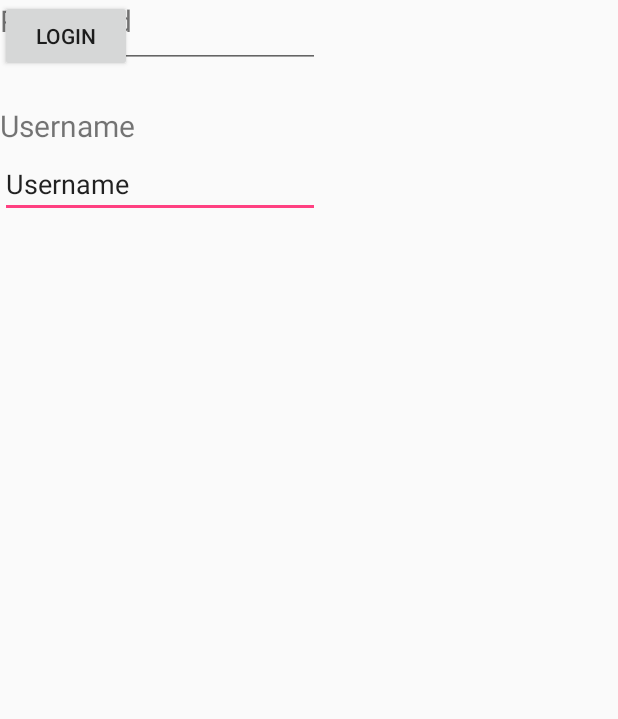
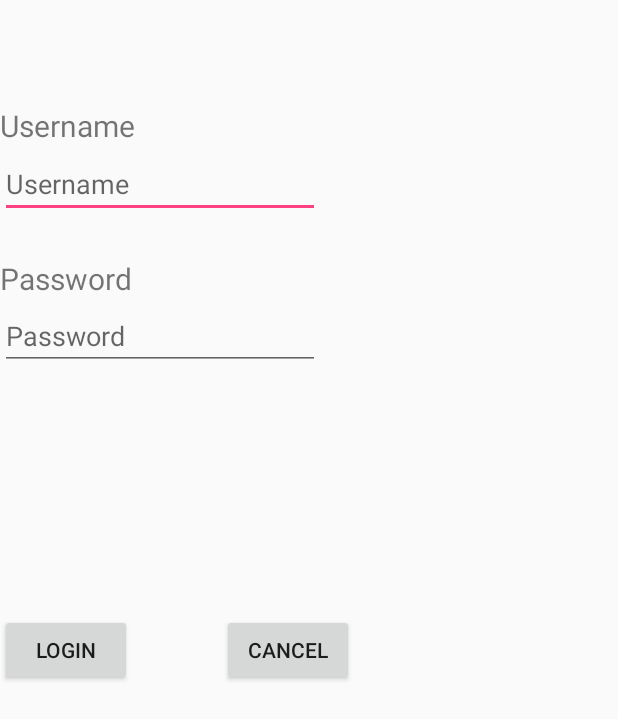
Before and after one commit to JAGAD51/BuzzShelter, an Android app: the LoginActivity screen opened directly, with no data from a screen before it, on a phone screen of 412 x 824 dp. Shown: the top 719 px of the screen. Run offline under Robolectric (Android 15) with nearby library versions, the phone set to English and light mode, and no system bars.

Commit message:
finished login/logout for M4
finished user/password verification and login/logout features

```diff
--- a/app/src/main/AndroidManifest.xml
+++ b/app/src/main/AndroidManifest.xml
@@ -30,6 +30,7 @@
                 android:name="android.support.PARENT_ACTIVITY"
                 android:value="com.example.tonyzhang.buzzshelter.Controllers.WelcomeActivity" />
         </activity>
+        <activity android:name=".Controllers.MainActivity"></activity>
     </application>
 
 </manifest>
--- a/app/src/main/java/com/example/tonyzhang/buzzshelter/Controllers/LoginActivity.java
+++ b/app/src/main/java/com/example/tonyzhang/buzzshelter/Controllers/LoginActivity.java
@@ -1,11 +1,16 @@
 package com.example.tonyzhang.buzzshelter.Controllers;
 
+import android.content.Intent;
 import android.os.Bundle;
 import android.support.design.widget.FloatingActionButton;
 import android.support.design.widget.Snackbar;
 import android.support.v7.app.AppCompatActivity;
 import android.support.v7.widget.Toolbar;
 import android.view.View;
+import android.widget.Button;
+import android.widget.EditText;
+import android.widget.TextView;
+import android.widget.Toast;
 
 import com.example.tonyzhang.buzzshelter.R;
 
@@ -16,6 +21,34 @@ public class LoginActivity extends AppCompatActivity {
         super.onCreate(savedInstanceState);
         setContentView(R.layout.activity_login);
 
+        Button login = (Button) findViewById(R.id.login_button);
+        Button cancel = (Button) findViewById(R.id.cancel);
+        final EditText username = findViewById(R.id.username);
+        final EditText password = findViewById(R.id.password);
+
+        login.setOnClickListener(new View.OnClickListener() {
+            @Override
+            public void onClick(View v) {
+                if(username.getText().toString().equals("user") &&
+                        password.getText().toString().equals("pass")) {
+                    Toast.makeText(getApplicationContext(), "Redirecting...",Toast.LENGTH_SHORT).show();
+                            Intent intent = new Intent(getBaseContext(), MainActivity.class);
+                            startActivity(intent);
+                            finish();
+                } else {
+                    Toast.makeText(getApplicationContext(), "The username or password is not correct",Toast.LENGTH_SHORT).show();
+                }
+            }
+        });
+
+        cancel.setOnClickListener(new View.OnClickListener() {
+            @Override
+            public void onClick(View v) {
+                finish();
+            }
+        });
+    }
+
 //        FloatingActionButton fab = (FloatingActionButton) findViewById(R.id.fab);
 //        fab.setOnClickListener(new View.OnClickListener() {
 //            @Override
@@ -25,6 +58,4 @@ public class LoginActivity extends AppCompatActivity {
 //            }
 //        });
 //        getSupportActionBar().setDisplayHomeAsUpEnabled(true);
-    }
-
 }
--- a/app/src/main/res/layout/activity_login.xml
+++ b/app/src/main/res/layout/activity_login.xml
@@ -22,6 +22,7 @@
 
     <EditText
         android:id="@+id/username"
+        android:hint="Username"
         android:layout_width="wrap_content"
         android:layout_height="wrap_content"
         android:layout_margin="100dp"
@@ -29,7 +30,6 @@
         android:layout_marginTop="70dp"
         android:ems="10"
         android:inputType="textPersonName"
-        android:text="Username"
         app:layout_constraintBottom_toBottomOf="parent"
         app:layout_constraintTop_toTopOf="parent"
         app:layout_constraintVertical_bias="0.0"
@@ -39,28 +39,40 @@
         android:id="@+id/textView3"
         android:layout_width="wrap_content"
         android:layout_height="wrap_content"
+        android:layout_marginBottom="8dp"
+        android:layout_marginTop="172dp"
         android:text="Password"
         android:textSize="20sp"
-        tools:layout_editor_absoluteX="16dp"
-        tools:layout_editor_absoluteY="204dp" />
+        app:layout_constraintBottom_toBottomOf="parent"
+        app:layout_constraintTop_toTopOf="parent"
+        app:layout_constraintVertical_bias="0.0"
+        tools:layout_editor_absoluteX="16dp" />
 
     <EditText
         android:id="@+id/password"
+        android:hint="Password"
         android:layout_width="wrap_content"
         android:layout_height="wrap_content"
+        android:layout_marginBottom="8dp"
+        android:layout_marginTop="196dp"
         android:ems="10"
         android:inputType="textPassword"
-        android:text="Password"
-        tools:layout_editor_absoluteX="16dp"
-        tools:layout_editor_absoluteY="231dp" />
+        app:layout_constraintBottom_toBottomOf="parent"
+        app:layout_constraintTop_toTopOf="parent"
+        app:layout_constraintVertical_bias="0.009"
+        tools:layout_editor_absoluteX="16dp" />
 
     <Button
         android:id="@+id/login_button"
         android:layout_width="wrap_content"
         android:layout_height="wrap_content"
+        android:layout_marginBottom="8dp"
+        android:layout_marginTop="8dp"
         android:text="Login"
-        tools:layout_editor_absoluteX="30dp"
-        tools:layout_editor_absoluteY="354dp" />
+        app:layout_constraintBottom_toBottomOf="parent"
+        app:layout_constraintTop_toTopOf="parent"
+        app:layout_constraintVertical_bias="0.528"
+        tools:layout_editor_absoluteX="16dp" />
 
     <android.support.constraint.Guideline
         android:id="@+id/guideline"
@@ -69,4 +81,17 @@
         android:orientation="vertical"
         app:layout_constraintGuide_begin="20dp" />
 
+    <Button
+        android:id="@+id/cancel"
+        android:layout_width="wrap_content"
+        android:layout_height="wrap_content"
+        android:layout_marginBottom="8dp"
+        android:layout_marginStart="148dp"
+        android:layout_marginTop="8dp"
+        android:text="Cancel"
+        app:layout_constraintBottom_toBottomOf="parent"
+        app:layout_constraintStart_toStartOf="parent"
+        app:layout_constraintTop_toTopOf="parent"
+        app:layout_constraintVertical_bias="0.528" />
+
 </android.support.constraint.ConstraintLayout>
--- a/app/src/main/res/values/strings.xml
+++ b/app/src/main/res/values/strings.xml
@@ -7,4 +7,5 @@
     <string name="prompt_password">Password</string>
     <string name="action_sign_in">Login</string>
     <string name="action_sign_in_short">Sign in</string>
+    <string name="title_activity_main">MainActivity</string>
 </resources>
```
Also changed, not shown: app/src/main/java/com/example/tonyzhang/buzzshelter/Controllers/MainActivity.java (added, +26 -0 lines), app/src/main/res/layout/activity_main.xml (added, +16 -0 lines).
